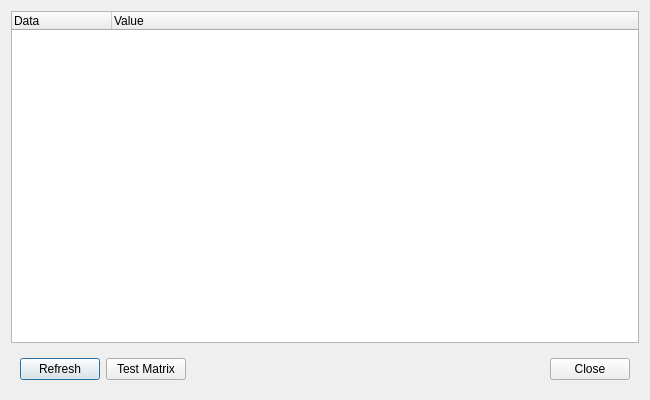
Before: the Qt Designer form data/qt/device-info.ui in polychromatic/polychromatic, drawn with Qt 5.
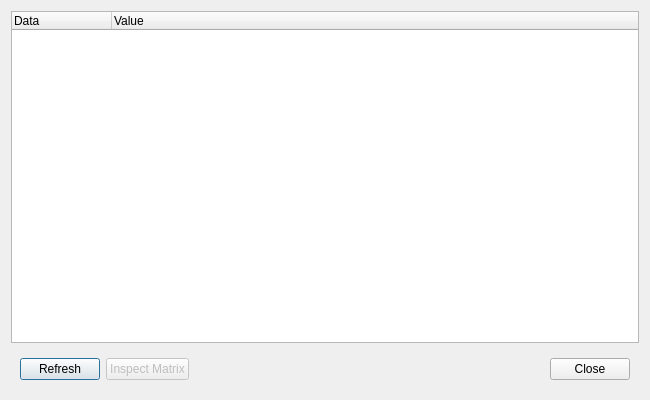
After: the same form once the commit is applied. Icons and pictures are not drawn.

Commit message:
controller: Implement 'Inspect Matrix'
In future, a toggle could be added to switch between the 'raw matrix'
grid and device mapping graphic, to help distinguish issues between
them.

```diff
--- a/data/qt/device-info.ui
+++ b/data/qt/device-info.ui
@@ -68,8 +68,11 @@
       </item>
       <item>
        <widget class="QPushButton" name="TestMatrix">
+        <property name="enabled">
+         <bool>false</bool>
+        </property>
         <property name="text">
-         <string>Test Matrix</string>
+         <string>Inspect Matrix</string>
         </property>
         <property name="icon">
          <iconset theme="debug-run">
```
Left out of the diff: 3 changed lines with no effect on the pictures. The commit also changes 2 other files.
